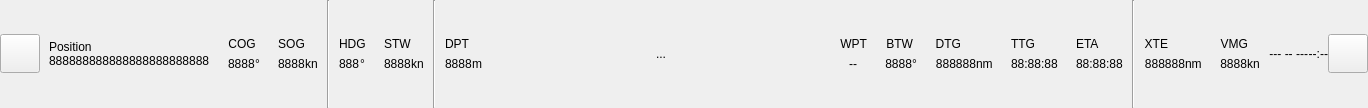
Old version of the form ui/topbar/TopBar.ui in the repository OpenFairWind/FairWindSK.
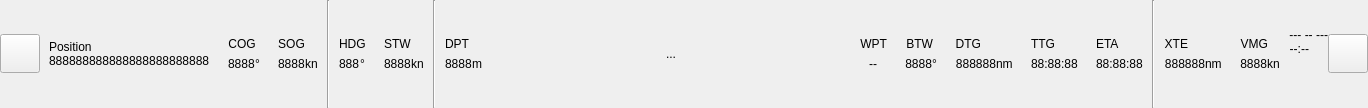
New version of the form.

Diff of the .ui file:
```diff
--- a/ui/topbar/TopBar.ui
+++ b/ui/topbar/TopBar.ui
@@ -912,6 +912,30 @@
       </widget>
      </item>
      <item>
+      <widget class="QWidget" name="widget_ClockBlock" native="true">
+       <property name="sizePolicy">
+        <sizepolicy hsizetype="Fixed" vsizetype="Fixed">
+         <horstretch>0</horstretch>
+         <verstretch>0</verstretch>
+        </sizepolicy>
+       </property>
+       <layout class="QVBoxLayout" name="verticalLayout_ClockBlock">
+        <property name="spacing">
+         <number>0</number>
+        </property>
+        <property name="leftMargin">
+         <number>0</number>
+        </property>
+        <property name="topMargin">
+         <number>0</number>
+        </property>
+        <property name="rightMargin">
+         <number>0</number>
+        </property>
+        <property name="bottomMargin">
+         <number>0</number>
+        </property>
+        <item>
       <widget class="QLabel" name="label_Date">
        <property name="sizePolicy">
         <sizepolicy hsizetype="Fixed" vsizetype="Fixed">
@@ -947,6 +971,31 @@
        <property name="margin">
         <number>5</number>
        </property>
+         </widget>
+        </item>
+        <item>
+         <widget class="QLabel" name="label_ComfortViewIcon">
+          <property name="minimumSize">
+           <size>
+            <width>24</width>
+            <height>24</height>
+           </size>
+          </property>
+          <property name="maximumSize">
+           <size>
+            <width>24</width>
+            <height>24</height>
+           </size>
+          </property>
+          <property name="text">
+           <string/>
+          </property>
+          <property name="alignment">
+           <set>Qt::AlignmentFlag::AlignRight|Qt::AlignmentFlag::AlignTop|Qt::AlignmentFlag::AlignTrailing</set>
+          </property>
+         </widget>
+        </item>
+       </layout>
       </widget>
      </item>
      <item>
```
Lines whose indentation alone changed are shown as unchanged.
